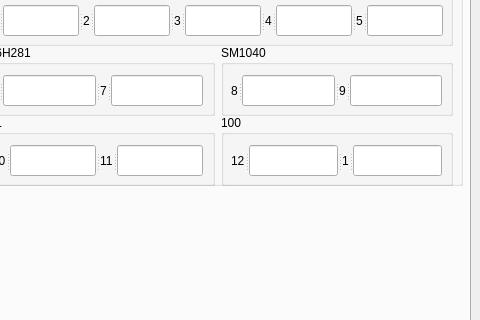
First picture: the form in mainwindow.ui, repository dbdxnuliba/dianjiao_detect, before the edit; both pictures show x 850 to 1330 and y 194 to 514 of the 1330 by 789 pixel window.
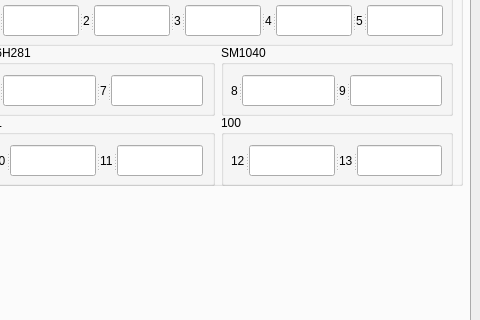
Second picture: the form after the edit. The open tabs and pages were chosen to show the change. Icons and pictures are not drawn.

Diff of the .ui file:
```diff
--- a/mainwindow.ui
+++ b/mainwindow.ui
@@ -1084,7 +1084,7 @@
              </sizepolicy>
             </property>
             <property name="text">
-             <string>1</string>
+             <string>13</string>
             </property>
            </widget>
            <widget class="QLineEdit" name="lineEdit_B13"/>
```
Left out of the diff: 2 changed lines with no effect on the pictures.
